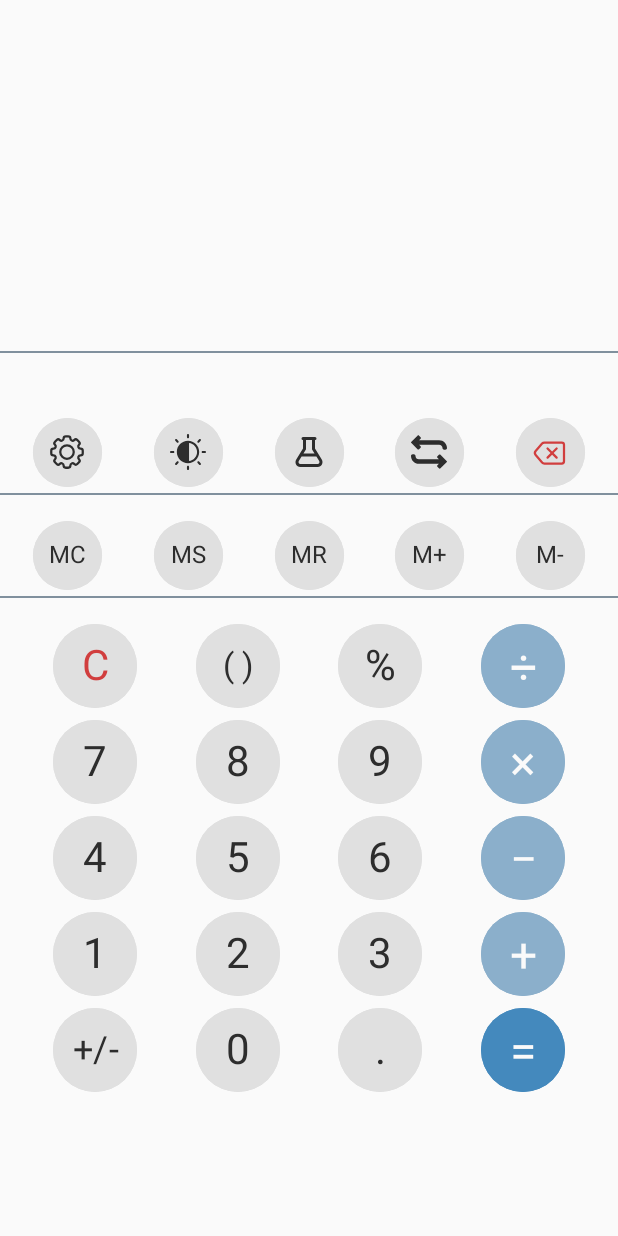
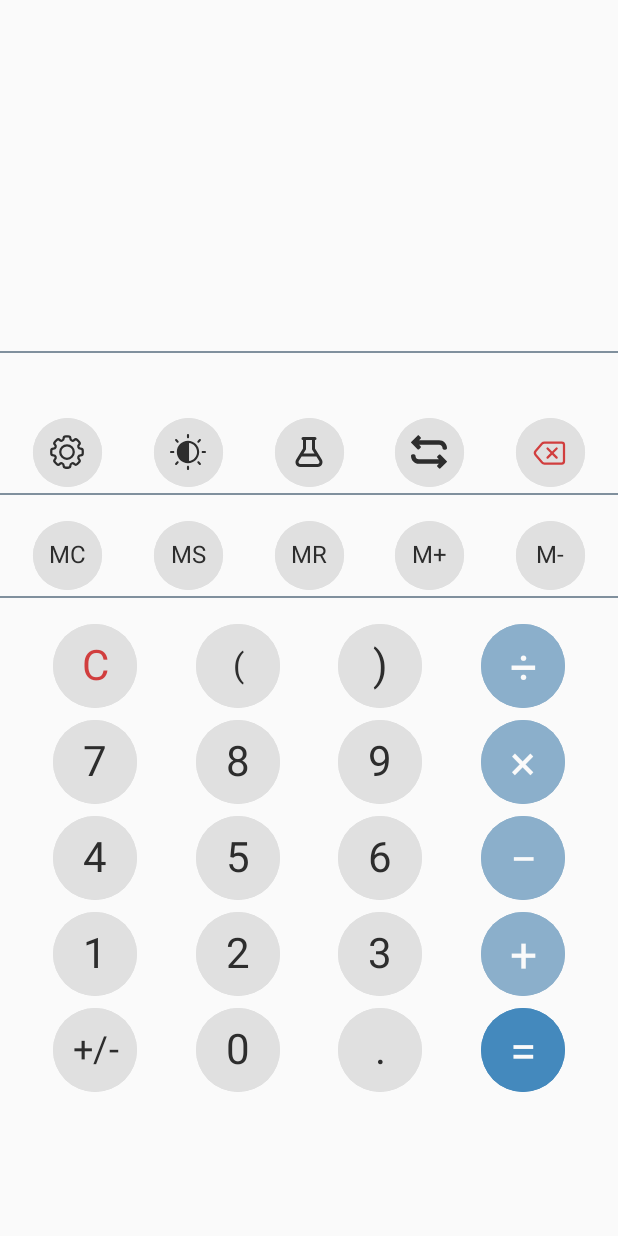
Before and after one commit to dottibug/calculator_app_comp_2161, an Android app: the screen it shows after launch (MainActivity), on a phone screen of 412 x 824 dp. Run offline under Robolectric (Android 15) with nearby library versions, the phone set to English and light mode, and no system bars; our stand-ins replace data binding; Roboto replaces fonts that are not available here.

Commit message:
Refactor calculator class to implement shunting-yard algorithm and handle brackets

```diff
--- a/app/src/main/java/com/example/calculator/NumberPadFragment.kt
+++ b/app/src/main/java/com/example/calculator/NumberPadFragment.kt
@@ -25,8 +25,9 @@ class NumberPadFragment : Fragment() {
         createNumberClickListeners(activity)
         createOperatorClickListeners(activity)
         binding.buttonClear.setOnClickListener { activity.onClearClick() }
-        binding.buttonEquals.setOnClickListener { activity.onEqualsClick()
-        }
+        binding.buttonEquals.setOnClickListener { activity.onEqualsClick() }
+        binding.buttonBracketOpen.setOnClickListener { activity.onBracketClick("(") }
+        binding.buttonBracketClose.setOnClickListener { activity.onBracketClick(")") }
 
         return binding.root
     }
--- a/app/src/main/res/layout/fragment_number_pad.xml
+++ b/app/src/main/res/layout/fragment_number_pad.xml
@@ -18,7 +18,7 @@
             style="@style/clearButtonStyle"
             android:text="@string/clear"
             app:layout_constraintBottom_toBottomOf="parent"
-            app:layout_constraintEnd_toStartOf="@+id/buttonBrackets"
+            app:layout_constraintEnd_toStartOf="@+id/buttonBracketOpen"
             app:layout_constraintHorizontal_bias="0.5"
             app:layout_constraintHorizontal_chainStyle="spread"
             app:layout_constraintStart_toStartOf="parent"
@@ -26,25 +26,24 @@
             app:layout_constraintVertical_bias="0.0" />
 
         <Button
-            android:id="@+id/buttonBrackets"
+            android:id="@+id/buttonBracketOpen"
             style="@style/numberButtonStyle"
-            android:text="@string/brackets"
+            android:text="@string/bracketOpen"
             android:textSize="22sp"
             app:layout_constraintBottom_toBottomOf="@+id/buttonClear"
-            app:layout_constraintEnd_toStartOf="@+id/buttonPercent"
+            app:layout_constraintEnd_toStartOf="@+id/buttonBracketClose"
             app:layout_constraintHorizontal_bias="0.5"
             app:layout_constraintStart_toEndOf="@+id/buttonClear"
             app:layout_constraintTop_toTopOf="@+id/buttonClear" />
 
         <Button
-            android:id="@+id/buttonPercent"
+            android:id="@+id/buttonBracketClose"
             style="@style/numberButtonStyle"
-            android:text="@string/percent"
-            app:layout_constraintBottom_toBottomOf="@+id/buttonBrackets"
+            android:text="@string/bracketClose"
             app:layout_constraintEnd_toStartOf="@+id/buttonDivide"
             app:layout_constraintHorizontal_bias="0.5"
-            app:layout_constraintStart_toEndOf="@+id/buttonBrackets"
-            app:layout_constraintTop_toTopOf="@+id/buttonBrackets" />
+            app:layout_constraintStart_toEndOf="@+id/buttonBracketOpen"
+            app:layout_constraintTop_toTopOf="@+id/buttonBracketOpen" />
 
         <Button
             android:id="@+id/buttonDivide"
@@ -52,11 +51,11 @@
             android:gravity="center"
             android:includeFontPadding="false"
             android:text="@string/divide"
-            app:layout_constraintBottom_toBottomOf="@+id/buttonPercent"
+            app:layout_constraintBottom_toBottomOf="@+id/buttonBracketClose"
             app:layout_constraintEnd_toEndOf="parent"
             app:layout_constraintHorizontal_bias="0.5"
-            app:layout_constraintStart_toEndOf="@+id/buttonPercent"
-            app:layout_constraintTop_toTopOf="@+id/buttonPercent" />
+            app:layout_constraintStart_toEndOf="@+id/buttonBracketClose"
+            app:layout_constraintTop_toTopOf="@+id/buttonBracketClose" />
 
         <Button
             android:id="@+id/button7"
--- a/app/src/main/res/values/strings.xml
+++ b/app/src/main/res/values/strings.xml
@@ -37,7 +37,8 @@
     <string name="sign">+/-</string>
     <string name="percent">%</string>
     <string name="clear">C</string>
-    <string name="brackets">( )</string>
+    <string name="bracketClose">)</string>
+    <string name="bracketOpen">(</string>
 
     <!-- Operators -->
     <!-- ( − ) is the mathematical minus sign, not the hyphen symbol -->
```
Also changed, not shown: app/src/main/java/com/example/calculator/Calculator.kt (+114 -70 lines), app/src/main/java/com/example/calculator/MainActivity.kt (+13 -0 lines).
